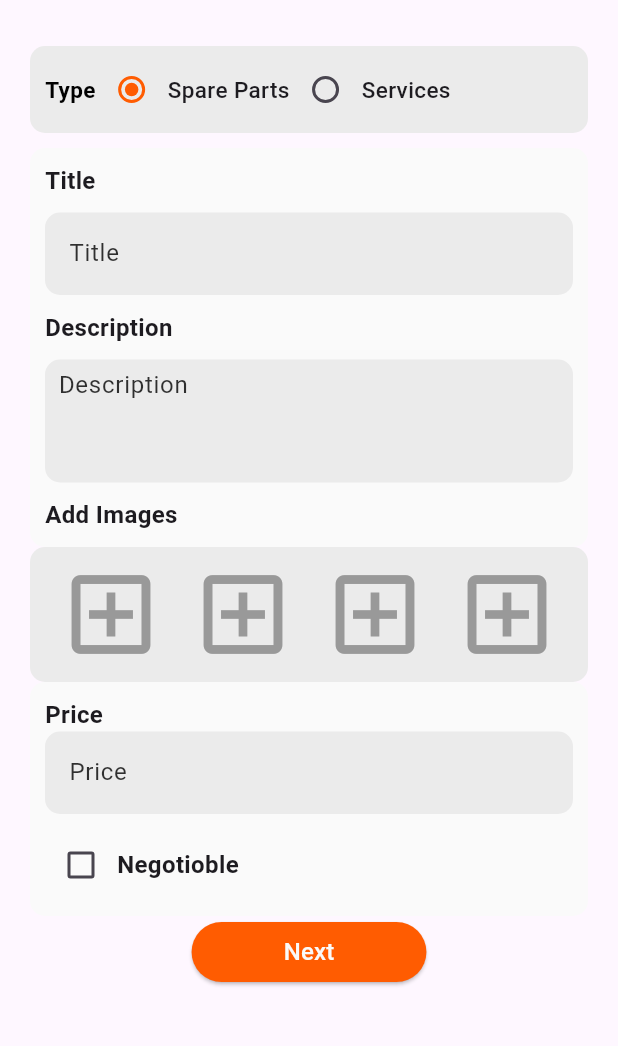
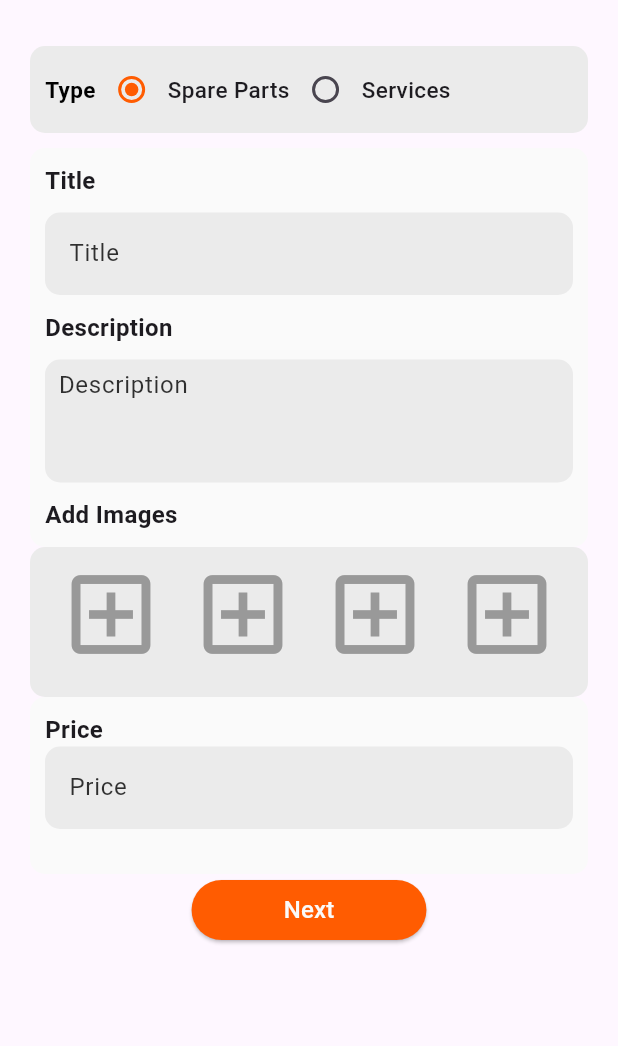
Before and after one commit to TeamTechSamurais/Panchikawatta_Frontend, a Flutter app: the AdPost1 screen opened directly, on a phone screen of 412 x 824 dp, the part 68-1114 px from its top. Run offline on Flutter 3.47's test engine with Material 3 defaults, Android fonts, the phone set to English and light mode, and no system bars.

Commit message:
adPost updated

```diff
--- a/panchikawatta/lib/screens/adPost1.dart
+++ b/panchikawatta/lib/screens/adPost1.dart
@@ -2,10 +2,10 @@
 
 import 'package:flutter/material.dart';
 import 'package:panchikawatta/components/add_image.dart';
-import 'package:panchikawatta/components/checkbox.dart';
 import 'package:panchikawatta/components/custom_button.dart';
 import 'package:panchikawatta/components/input_fields.dart';
 import 'package:panchikawatta/screens/adPost2.dart';
+import 'package:panchikawatta/screens/post_success.dart';
 
 class AdPost1 extends StatefulWidget {
   const AdPost1({super.key});
@@ -176,7 +176,8 @@ class _AdPost1State extends State<AdPost1> {
                         Add_Image(size: 70, color: Color(0xFF999999)),
                         Add_Image(size: 70, color: Color(0xFF999999)),
                       ],
-                    )
+                    ),
+                    SizedBox(height: 10),
                   ],
                 ),
               ),
@@ -200,28 +201,25 @@ class _AdPost1State extends State<AdPost1> {
                       hintText: 'Price',
                       width1: 1,
                     ),
-                    SizedBox(height: 10),
-                    Row(children: [
-                      CustomCheckbox(),
-                      Text(
-                        'Negotioble',
-                        style: TextStyle(
-                          fontSize: 16,
-                          fontWeight: FontWeight.bold,
-                        ),
-                      ),
-                    ])
+                    SizedBox(height: 20),
                   ],
                 ),
               ),
               Center(
                 child: CustomButton(
                   onPressed: () {
-                    Navigator.push(
-                      context,
-                      MaterialPageRoute(
-                          builder: (context) => AdPost2(key: UniqueKey())),
-                    );
+                    if (_selectedType == 'Services') {
+                      Navigator.push(
+                        context,
+                        MaterialPageRoute(builder: (context) => PostSuccess()),
+                      );
+                    } else {
+                      Navigator.push(
+                        context,
+                        MaterialPageRoute(
+                            builder: (context) => AdPost2(key: UniqueKey())),
+                      );
+                    }
                   },
                   text: 'Next',
                 ),
```
Also changed, not shown: panchikawatta/assets/images/profileImage.png (renamed from panchikawatta/lib/assets/images/profileImage.png).
